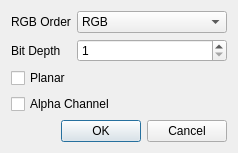
Above: ui/videoHandlerRGB_CustomFormatDialog.ui from IENT/YUView before the change. Below: the same form after it.
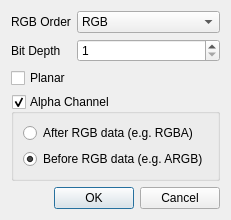
That is the form after the change.

Commit message: Added support for rgb formats with the alpha component in the beginning.

```diff
--- a/ui/videoHandlerRGB_CustomFormatDialog.ui
+++ b/ui/videoHandlerRGB_CustomFormatDialog.ui
@@ -6,8 +6,8 @@
    <rect>
     <x>0</x>
     <y>0</y>
-    <width>238</width>
-    <height>141</height>
+    <width>231</width>
+    <height>188</height>
    </rect>
   </property>
   <property name="windowTitle">
@@ -96,15 +96,47 @@
     </widget>
    </item>
    <item>
-    <widget class="QCheckBox" name="alphaChannelCheckBox">
-     <property name="toolTip">
-      <string>&lt;html&gt;&lt;head/&gt;&lt;body&gt;&lt;p&gt;There is an alpha channel. After the color channels, another channel with alpha values is read.&lt;/p&gt;&lt;/body&gt;&lt;/html&gt;</string>
-     </property>
-     <property name="text">
+    <widget class="QGroupBox" name="alphaChannelGroupBox">
+     <property name="title">
       <string>Alpha Channel</string>
      </property>
+     <property name="checkable">
+      <bool>true</bool>
+     </property>
+     <layout class="QVBoxLayout" name="verticalLayout_2">
+      <item>
+       <widget class="QRadioButton" name="afterRGBRadioButton">
+        <property name="text">
+         <string>After RGB data (e.g. RGBA)</string>
+        </property>
+       </widget>
+      </item>
+      <item>
+       <widget class="QRadioButton" name="beforeRGBRadioButton">
+        <property name="text">
+         <string>Before RGB data (e.g. ARGB)</string>
+        </property>
+        <property name="checked">
+         <bool>true</bool>
+        </property>
+       </widget>
+      </item>
+     </layout>
     </widget>
    </item>
+   <item>
+    <spacer name="verticalSpacer">
+     <property name="orientation">
+      <enum>Qt::Vertical</enum>
+     </property>
+     <property name="sizeHint" stdset="0">
+      <size>
+       <width>20</width>
+       <height>40</height>
+      </size>
+     </property>
+    </spacer>
+   </item>
    <item>
     <widget class="QDialogButtonBox" name="buttonBox">
      <property name="orientation">
```
The commit also changes 3 other files.
